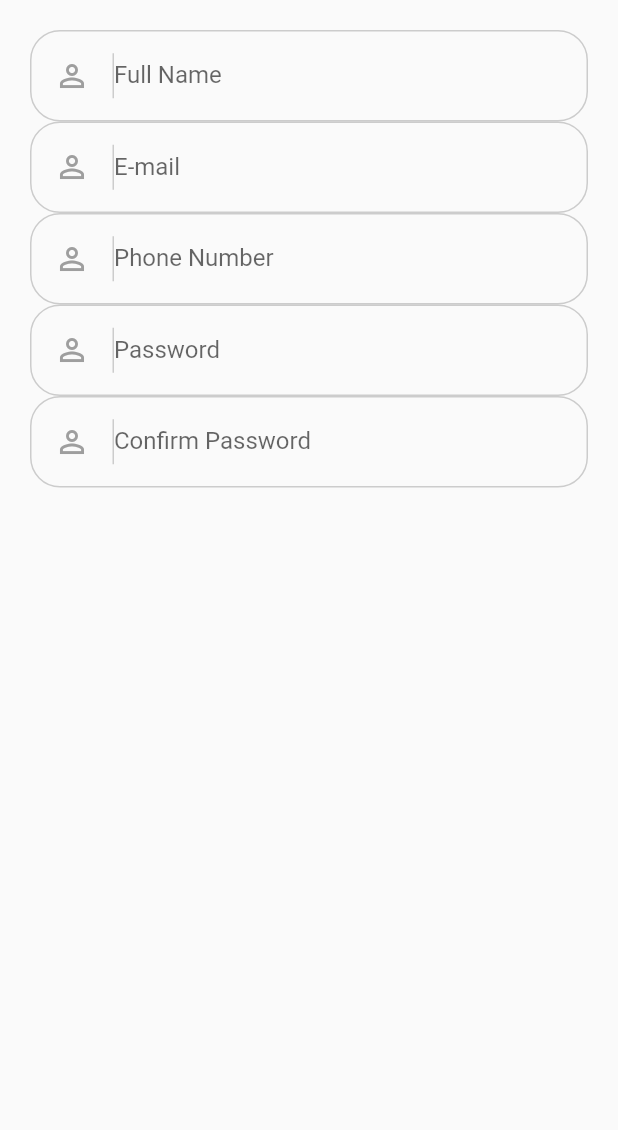
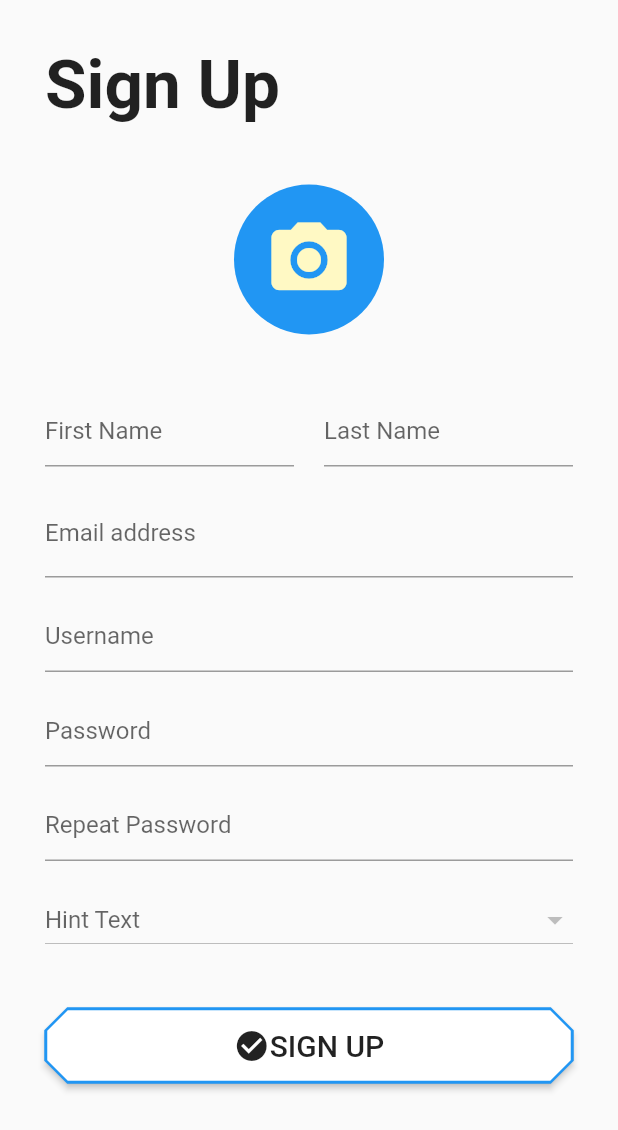
Before and after one commit to kopianan/ILoveIruka, a Flutter app: the RegisterPage screen opened by its route, on a phone screen of 412 x 824 dp. Shown: the top 1130 px of the screen. Run offline on Flutter 3.47's test engine with Material 2 defaults, Android fonts, the phone set to English and light mode, and no system bars; our stand-ins replace carousel_pro, font_awesome_flutter, percent_indicator, qr_flutter; missing offline and left inert: polygon_clipper.

Commit message:
no message

```diff
--- a/lib/screens/register/register_page.dart
+++ b/lib/screens/register/register_page.dart
@@ -7,24 +7,115 @@ class RegisterPage extends StatefulWidget {
 }
 
 class _RegisterPageState extends State<RegisterPage> {
+  static const double distanceOfElement = 15.0 ;
   @override
   Widget build(BuildContext context) {
     return Scaffold(
       body: SafeArea(
+          child: SingleChildScrollView(
         child: Container(
-                  padding: EdgeInsets.all(20),
-           child: Column(children: <Widget>[
-             buildInputTextField("Full Name"),
-             buildInputTextField("E-mail"),
-             buildInputTextField("Phone Number"),
-             buildInputTextField("Password"),
-             buildInputTextField("Confirm Password"),
-           ],),
+          margin: EdgeInsets.only(left: 30, right: 30, top: 30),
+          child: Column(
+            crossAxisAlignment: CrossAxisAlignment.stretch,
+            mainAxisSize: MainAxisSize.max,
+            children: <Widget>[
+              Container(
+                child: Text(
+                  "Sign Up",
+                  style: TextStyle(fontSize: 45, fontWeight: FontWeight.bold),
                 ),
               ),
+              SizedBox(
+                height: 40,
+              ),
+              Container(
+                  height: 100,
+                  width: 100,
+                  child: CircleAvatar(
+                    backgroundColor: Colors.blue,
+                    child: Icon(
+                      Icons.photo_camera,
+                      size: 60,
+                    ),
+                  )),
+              SizedBox(
+                height: 40,
+              ),
+              Column(
+                mainAxisAlignment: MainAxisAlignment.spaceAround,
+                mainAxisSize: MainAxisSize.max,
+                children: <Widget>[
+                  Row(
+                    mainAxisAlignment: MainAxisAlignment.spaceAround,
+                    mainAxisSize: MainAxisSize.min,
+                    children: <Widget>[
+                      Expanded(
+                        child: Container(
+                          margin: EdgeInsets.only(right: 10),
+                          child: TextFormField(
+                              decoration:
+                                  InputDecoration(hintText: "First Name")),
+                        ),
+                      ),
+                      Expanded(
+                        child: Container(
+                          margin: EdgeInsets.only(left: 10),
+                          child: TextFormField(
+                              decoration:
+                                  InputDecoration(hintText: "Last Name")),
+                        ),
+                      ),
+                    ],
+                  ),
+                  SizedBox(height: distanceOfElement,),
+                  TextFormField(
+                      decoration: InputDecoration(hintText: " Email Address", labelText: "Email address")),
+                       SizedBox(height: distanceOfElement,),
+                  TextFormField(
+                      decoration: InputDecoration(hintText: "Username")),
+                       SizedBox(height: distanceOfElement,),
+                  TextFormField(
+                      decoration: InputDecoration(hintText: "Password")),
+                       SizedBox(height: distanceOfElement,),
+                  TextFormField(
+                      decoration: InputDecoration(hintText: "Repeat Password")),
+                       SizedBox(height: distanceOfElement,),
+                  DropdownButton(
+                    isExpanded: true,
+                    hint: Text("Hint Text"),
+                  ),
+                   SizedBox(height: distanceOfElement,),
+
+                ],
+              ),
+              Container(
+                height: 50,
+                margin: EdgeInsets.symmetric(vertical: 20),
+                child: RaisedButton(
+                  color: Colors.white,
+                  materialTapTargetSize: MaterialTapTargetSize.shrinkWrap,
+                  onPressed: () {},
+                  shape: BeveledRectangleBorder(
+                      borderRadius: BorderRadius.all(Radius.circular(15)),
+                      side: BorderSide(color: Colors.blue)),
+                  child: Row(
+                    mainAxisAlignment: MainAxisAlignment.center,
+                    children: <Widget>[
+                      Icon(Icons.check_circle),
+                      Text(
+                        "SIGN UP",
+                        style: TextStyle(fontSize: 20),
+                      )
+                    ],
+                  ),
+                ),
+              )
+            ],
+          ),
+        ),
+      )),
     );
   }
-
 
   Container buildInputDropDown(String label) {
     return Container(
@@ -51,7 +142,7 @@ Container buildInputDropDown(String label) {
           ),
           new Expanded(
             child: DropdownButton(
-              hint:Text("Category"),
+              hint: Text("Category"),
             ),
           )
         ],
```
Also changed, not shown: lib/dashboard/dashboard_widgets.dart (+3 -5 lines), lib/dashboard/pages/dashboard_page1.dart (+17 -27 lines), lib/dashboard/pages/dashboard_page2.dart (+56 -8 lines), lib/main.dart (+8 -0 lines). Lines whose indentation alone changed are shown as unchanged.
